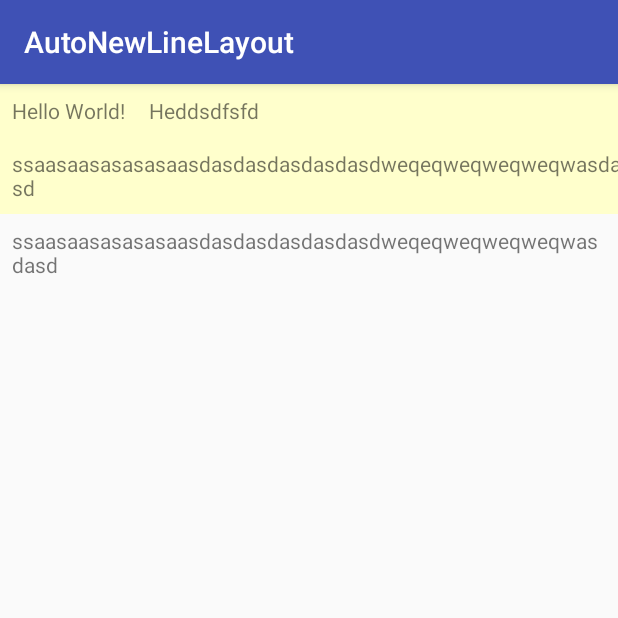
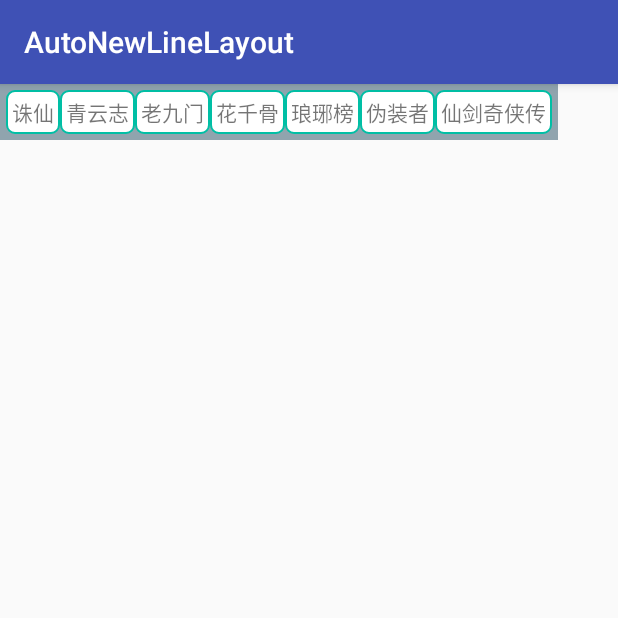
Before and after one commit to LineChen/AutoNewLineLayout, an Android app: the screen it shows after launch (MainActivity), on a phone screen of 412 x 824 dp, the top half of it. Run offline under Robolectric (Android 15) with nearby library versions, the phone set to English and light mode, and no system bars.

Commit message:
fix bug anf update

```diff
--- a/app/src/main/java/com/beiing/autonewlinelayout/MainActivity.java
+++ b/app/src/main/java/com/beiing/autonewlinelayout/MainActivity.java
@@ -2,12 +2,34 @@ package com.beiing.autonewlinelayout;
 
 import android.support.v7.app.AppCompatActivity;
 import android.os.Bundle;
+import android.util.Log;
+import android.widget.TextView;
+
+import com.beiing.autonewlinelayout.widgets.AutoNewLineLayout;
 
 public class MainActivity extends AppCompatActivity {
 
+    AutoNewLineLayout autoNewLineLayout;
+
+
+    String[] tags = {"诛仙", "青云志" , "老九门", "花千骨", "琅琊榜", "伪装者", "仙剑奇侠传"};
     @Override
     protected void onCreate(Bundle savedInstanceState) {
         super.onCreate(savedInstanceState);
         setContentView(R.layout.activity_main);
+        autoNewLineLayout = (AutoNewLineLayout) findViewById(R.id.anl_tags);
+
+        addTags();
     }
+
+    private void addTags() {
+        for (int i = 0; i < tags.length; i++) {
+            TextView tv = new TextView(this);
+            tv.setBackgroundResource(R.drawable.radius_border_teal_solod_white);
+            tv.setText(tags[i]);
+            autoNewLineLayout.addView(tv);
+        }
+    }
+
+
 }
--- a/app/src/main/java/com/beiing/autonewlinelayout/widgets/AutoNewLineLayout.java
+++ b/app/src/main/java/com/beiing/autonewlinelayout/widgets/AutoNewLineLayout.java
@@ -2,6 +2,7 @@ package com.beiing.autonewlinelayout.widgets;
 
 import android.content.Context;
 import android.util.AttributeSet;
+import android.util.Log;
 import android.view.View;
 import android.view.ViewGroup;
 
@@ -30,7 +31,6 @@ public class AutoNewLineLayout extends ViewGroup {
     @Override
     protected void onMeasure(int widthMeasureSpec, int heightMeasureSpec) {
         super.onMeasure(widthMeasureSpec, heightMeasureSpec);
-
         int widthSpecMode = MeasureSpec.getMode(widthMeasureSpec);
         int widthSpecSize = MeasureSpec.getSize(widthMeasureSpec);
         int heightSpecMode = MeasureSpec.getMode(heightMeasureSpec);
@@ -54,12 +54,11 @@ public class AutoNewLineLayout extends ViewGroup {
                 continue;
             }
 
-            measureChild(child, widthMeasureSpec, heightMeasureSpec);
+            measureChildWithMargins(child, widthMeasureSpec, 0, heightMeasureSpec, 0);
             MarginLayoutParams lp = (MarginLayoutParams) child.getLayoutParams();
 
             int childWidth = child.getMeasuredWidth()  + lp.leftMargin + lp.rightMargin;
             int childHeight = child.getMeasuredHeight() + lp.topMargin + lp.bottomMargin;
-
             if(rawWidth + childWidth > widthSpecSize - getPaddingLeft() - getPaddingRight()){
                 //换行
                 width = Math.max(width, rawWidth);
@@ -83,86 +82,39 @@ public class AutoNewLineLayout extends ViewGroup {
         );
     }
 
-    /**
-     * 存储所有的View
-     */
-    private List<List<View>> mAllViews = new ArrayList<>();
-
-    /**
-     * 每一行的高度
-     */
-    private List<Integer> mLineHeight = new ArrayList<>();
-
     @Override
     protected void onLayout(boolean changed, int l, int t, int r, int b) {
-        mAllViews.clear();
-        mLineHeight.clear();
+        int viewWidth = r - l;
+        int leftOffset = getPaddingLeft();
+        int topOffset = getPaddingTop();
+        int rowMaxHeight = 0;
+        View childView;
+        for( int w = 0, count = getChildCount(); w < count; w++ ){
+            childView = getChildAt(w);
 
-        int width = getWidth();
-        int lineWidth = 0;
-        int lineHeight = 0;
+            if(childView.getVisibility() == GONE) continue;
 
-        List<View> lineViews = new ArrayList<>();
-        int count = getChildCount();
-        for (int i = 0; i < count; i++) {
-            View child = getChildAt(i);
-            MarginLayoutParams lp = (MarginLayoutParams) child.getLayoutParams();
-            int childWidth = child.getMeasuredWidth();
-            int childHeight = child.getMeasuredHeight();
-
-            if(childWidth + lineWidth + lp.leftMargin + lp.rightMargin > width - getPaddingLeft() - getPaddingRight()){
-                //需要换行
-                //记录这一行的行高
-                mLineHeight.add(lineHeight);
-                //记录这一行的View
-                mAllViews.add(lineViews);
-
-                //重置行宽和行高
-                lineWidth = 0;
-                lineHeight = childHeight + lp.topMargin + lp.bottomMargin;
-
-                lineViews = new ArrayList<>();
+            MarginLayoutParams lp = (MarginLayoutParams) childView.getLayoutParams();
+            // 如果加上当前子View的宽度后超过了ViewGroup的宽度，就换行
+            int occupyWidth = lp.leftMargin + childView.getMeasuredWidth() + lp.rightMargin;
+            if(leftOffset + occupyWidth + getPaddingRight() > viewWidth){
+                leftOffset = getPaddingLeft();  // 回到最左边
+                topOffset += rowMaxHeight;  // 换行
+                rowMaxHeight = 0;
             }
 
-            lineWidth += childWidth + lp.leftMargin + lp.rightMargin;
-            lineHeight = Math.max(lineHeight, childHeight + lp.topMargin + lp.bottomMargin);
-            lineViews.add(child);
-        }
+            int left = leftOffset + lp.leftMargin;
+            int top = topOffset + lp.topMargin;
+            int right = leftOffset+ lp.leftMargin + childView.getMeasuredWidth();
+            int bottom =  topOffset + lp.topMargin + childView.getMeasuredHeight();
+            childView.layout(left, top, right, bottom);
 
-        //处理最后一行
-        mLineHeight.add(lineHeight);
-        mAllViews.add(lineViews);
+            // 横向偏移
+            leftOffset += occupyWidth;
 
-
-        //设置子View位置
-        int left = getPaddingLeft();
-        int top = getPaddingTop();
-
-        //行数
-        int lineNum = mAllViews.size();
-        for (int i = 0; i < lineNum; i++) {
-            lineViews = mAllViews.get(i);
-            lineHeight = mLineHeight.get(i);
-
-            for(int j = 0; j< lineViews.size(); j++){
-                View child = lineViews.get(j);
-                if(child.getVisibility() == GONE){
-                    continue;
-                }
-
-                MarginLayoutParams lp = (MarginLayoutParams) child.getLayoutParams();
-                int lc = left + lp.leftMargin;
-                int tc = top + lp.topMargin;
-                int rc = lc + child.getMeasuredWidth();
-                int bc = tc + child.getMeasuredHeight();
-
-                child.layout(lc ,tc, rc, bc);
-
-                left += child.getMeasuredWidth() + lp.leftMargin + lp.rightMargin;
-            }
-            //下一行
-            left = getPaddingLeft();
-            top += lineHeight;
+            // 试图更新本行最高View的高度
+            int occupyHeight = lp.topMargin + childView.getMeasuredHeight() + lp.bottomMargin;
+            rowMaxHeight = Math.max(rowMaxHeight, occupyHeight);
         }
     }
 
--- /dev/null
+++ b/app/src/main/res/drawable/radius_border_teal_solod_white.xml
@@ -0,0 +1,14 @@
+<?xml version="1.0" encoding="utf-8"?>
+<shape xmlns:android="http://schemas.android.com/apk/res/android">
+
+    <corners android:radius="5dp" />
+    <stroke android:color="#00bfa5"
+        android:width="1dp"/>
+
+    <solid android:color="#fff"/>
+
+    <padding android:top="4dp"
+        android:bottom="4dp"
+        android:left="4dp"
+        android:right="4dp"/>
+</shape>
--- a/app/src/main/res/layout/activity_main.xml
+++ b/app/src/main/res/layout/activity_main.xml
@@ -8,49 +8,18 @@
     tools:context="com.beiing.autonewlinelayout.MainActivity">
 
     <com.beiing.autonewlinelayout.widgets.AutoNewLineLayout
-        android:layout_width="match_parent"
+        android:id="@+id/anl_tags"
+        android:layout_width="wrap_content"
         android:layout_height="wrap_content"
-        android:background="#ffc">
-
-        <TextView
-            android:layout_width="wrap_content"
-            android:layout_height="wrap_content"
-            android:layout_margin="8dp"
-            android:text="Hello World!asdas"
-            android:visibility="gone"/>
-
-        <TextView
-            android:layout_width="wrap_content"
-            android:layout_height="wrap_content"
-            android:layout_margin="8dp"
-            android:text="Hello World!" />
-
-        <TextView
-            android:layout_width="wrap_content"
-            android:layout_height="wrap_content"
-            android:layout_margin="8dp"
-            android:text="Heddsdfsfd" />
-
-        <ImageView
-            android:layout_width="wrap_content"
-            android:layout_height="wrap_content"
-            android:background="@mipmap/ic_launcher"
-            android:visibility="gone"/>
-
-        <TextView
-            android:layout_width="wrap_content"
-            android:layout_height="wrap_content"
-            android:layout_margin="8dp"
-            android:text="ssaasaasasasasaasdasdasdasdasdasdweqeqweqweqweqwasdasd"
-            android:visibility="visible"/>
-
-    </com.beiing.autonewlinelayout.widgets.AutoNewLineLayout>
+        android:background="#90a4ae"
+        android:padding="4dp"/>
 
     <TextView
+        android:id="@+id/tv_t"
         android:layout_width="wrap_content"
         android:layout_height="wrap_content"
         android:layout_margin="8dp"
         android:text="ssaasaasasasasaasdasdasdasdasdasdweqeqweqweqweqwasdasd"
-        android:visibility="visible"/>
+        android:visibility="gone"/>
 
 </LinearLayout>
```
